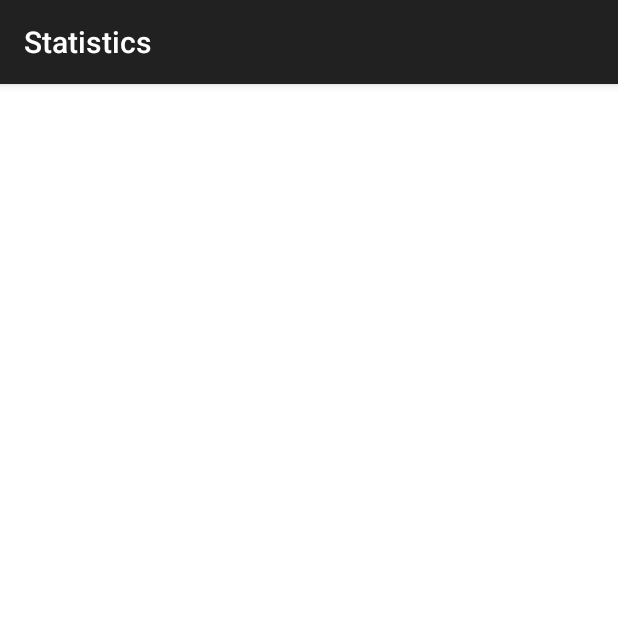
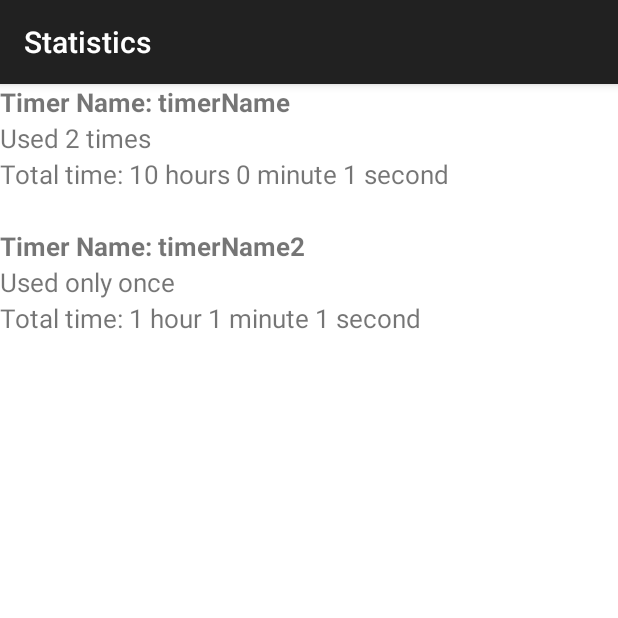
Before and after one commit to ETS-Android1/Multi-Purpose-Timer_Stopwatch, an Android app: the statisticsActiivty screen opened directly, with no data from a screen before it, on a phone screen of 412 x 824 dp, the top half of it. Run offline under Robolectric (Android 15) with nearby library versions, the phone set to English and light mode, and no system bars.

Commit message:
Recyclerview with statistic page that shows information about each type of name timer set

```diff
--- a/app/build.gradle
+++ b/app/build.gradle
@@ -35,4 +35,5 @@ dependencies {
     testImplementation 'junit:junit:4.12'
     androidTestImplementation 'com.android.support.test:runner:1.0.2'
     androidTestImplementation 'com.android.support.test.espresso:espresso-core:3.0.2'
+    implementation 'com.android.support:recyclerview-v7:28.0.0'
 }
--- /dev/null
+++ b/app/src/main/java/com/armcomptech/akash/simpletimer4/Adapter.java
@@ -0,0 +1,121 @@
+package com.armcomptech.akash.simpletimer4;
+
+import android.annotation.SuppressLint;
+import android.content.Context;
+import android.support.annotation.NonNull;
+import android.support.v7.widget.RecyclerView;
+import android.view.LayoutInflater;
+import android.view.View;
+import android.view.ViewGroup;
+import android.widget.TextView;
+import java.lang.*;
+
+public class Adapter extends RecyclerView.Adapter<RecyclerView.ViewHolder> {
+    private Context context;
+    private String[] timerName;
+    private int[] count;
+    private int[] timeInSeconds;
+    Adapter(Context context, String[] timerName, int[] count, int[] timeInSeconds) {
+        this.context = context;
+        this.timerName = timerName;
+        this.count = count;
+        this.timeInSeconds = timeInSeconds;
+    }
+
+    @NonNull
+    @Override
+    public RecyclerView.ViewHolder onCreateViewHolder(@NonNull ViewGroup viewGroup, int i) {
+        LayoutInflater inflater = LayoutInflater.from(context);
+        View row = inflater.inflate(R.layout.statistics_recycler_vew, viewGroup, false);
+        return new Item(row);
+    }
+
+    @SuppressLint("SetTextI18n")
+    @Override
+    public void onBindViewHolder(@NonNull RecyclerView.ViewHolder viewHolder, int position) {
+        //prints the name of the timer
+        ((Item)viewHolder).textViewTimerName.setText("Timer Name: " + timerName[position]);
+
+        //prints how many times this particular timer was used
+        if (count[position] == 1) {
+            ((Item)viewHolder).textViewCount.setText("Used only once");
+        } else {
+            ((Item)viewHolder).textViewCount.setText("Used " + Integer.toString(count[position]) + " times");
+        }
+
+        //prints total time this timer was used
+        String totalTimerTimeString = "";
+        StringBuilder newString = new StringBuilder(totalTimerTimeString);
+        int temp = (timeInSeconds[position]);
+        int second = temp % 60;
+        int minute = (temp / 60) % 60;
+        int hour = (temp / 60) / 60;
+
+        //build the string
+        while (true) {
+            if (hour > 0) {
+                if (hour == 1) {
+                    newString.append(hour).append(" hour ");
+                } else {
+                    newString.append(hour).append(" hours ");
+                }
+
+                if ((minute == 0) || (minute == 1)) {
+                    newString.append(minute).append(" minute ");
+                } else {
+                    newString.append(minute).append(" minutes ");
+                }
+
+                if ((second == 0) || (second == 1)) {
+                    newString.append(second).append(" second ");
+                } else {
+                    newString.append(second).append(" seconds ");
+                }
+                break;
+            }
+
+            if (minute > 0) {
+                if (minute == 1) {
+                    newString.append(minute).append(" minute ");
+                } else {
+                    newString.append(minute).append(" minutes ");
+                }
+
+                if ((second == 0) || (second == 1)) {
+                    newString.append(second).append(" second ");
+                } else {
+                    newString.append(second).append(" seconds ");
+                }
+                break;
+            }
+
+            if (second > 0) {
+                if (second == 1) {
+                    newString.append(second).append(" second ");
+                } else {
+                    newString.append(second).append(" seconds ");
+                }
+            }
+        }
+
+        totalTimerTimeString = newString.toString();
+        ((Item)viewHolder).textViewTimeInSeconds.setText("Total time: " + totalTimerTimeString);
+    }
+
+    @Override
+    public int getItemCount() {
+        return timerName.length;
+    }
+
+    public class Item extends RecyclerView.ViewHolder {
+        TextView textViewTimerName;
+        TextView textViewCount;
+        TextView textViewTimeInSeconds;
+        Item(@NonNull View itemView) {
+            super(itemView);
+            textViewTimerName = itemView.findViewById(R.id.timerName);
+            textViewCount = itemView.findViewById(R.id.count);
+            textViewTimeInSeconds = itemView.findViewById(R.id.timeInSeconds);
+        }
+    }
+}
--- a/app/src/main/java/com/armcomptech/akash/simpletimer4/MainActivity.java
+++ b/app/src/main/java/com/armcomptech/akash/simpletimer4/MainActivity.java
@@ -48,7 +48,6 @@ public class MainActivity extends AppCompatActivity implements  ExampleDialog.Ex
     private int alternate;
 
     MediaPlayer player;
-
     private InterstitialAd mInterstitialAd;
 
     @Override
--- a/app/src/main/java/com/armcomptech/akash/simpletimer4/statisticsActiivty.java
+++ b/app/src/main/java/com/armcomptech/akash/simpletimer4/statisticsActiivty.java
@@ -2,8 +2,14 @@ package com.armcomptech.akash.simpletimer4;
 
 import android.support.v7.app.AppCompatActivity;
 import android.os.Bundle;
+import android.support.v7.widget.LinearLayoutManager;
+import android.support.v7.widget.RecyclerView;
 
-public class statisticsActiivty extends AppCompatActivity {
+public class statisticsActiivty extends AppCompatActivity{
+    RecyclerView recyclerView;
+    String[] Items = {"timerName", "timerName2"};
+    int[] count = {2, 1};
+    int[] timeInSeconds = {36001, 3661};
 
     @Override
     protected void onCreate(Bundle savedInstanceState) {
@@ -11,5 +17,9 @@ public class statisticsActiivty extends AppCompatActivity {
         setContentView(R.layout.activity_statistics_actiivty);
 
         getSupportActionBar().setTitle("Statistics");
+
+        recyclerView = findViewById(R.id.timersRecyclerView);
+        recyclerView.setLayoutManager(new LinearLayoutManager(this));
+        recyclerView.setAdapter(new Adapter(this, Items, count, timeInSeconds));
     }
 }
--- a/app/src/main/res/layout-normal-port/activity_main.xml
+++ b/app/src/main/res/layout-normal-port/activity_main.xml
@@ -83,7 +83,7 @@
     android:layout_height="50dp"
     android:layout_above="@+id/progressBar"
     android:layout_centerHorizontal="true"
-    android:layout_marginBottom="62dp"
+    android:layout_marginBottom="30dp"
     android:hint="@string/enter_timer_name_optional"
     android:text="" />
 
--- a/app/src/main/res/layout/activity_statistics_actiivty.xml
+++ b/app/src/main/res/layout/activity_statistics_actiivty.xml
@@ -7,5 +7,9 @@
     tools:context=".statisticsActiivty"
     android:orientation="vertical">
 
+    <android.support.v7.widget.RecyclerView
+        android:id="@+id/timersRecyclerView"
+        android:layout_width="match_parent"
+        android:layout_height="wrap_content" />
 
 </LinearLayout>
--- /dev/null
+++ b/app/src/main/res/layout/statistics_recycler_vew.xml
@@ -0,0 +1,40 @@
+<?xml version="1.0" encoding="utf-8"?>
+<LinearLayout
+    xmlns:android="http://schemas.android.com/apk/res/android"
+    android:layout_width="match_parent"
+    android:layout_height="wrap_content"
+    android:orientation="vertical">
+
+    <TextView
+        android:id="@+id/timerName"
+        android:layout_width="match_parent"
+        android:layout_height="wrap_content"
+        android:text=""
+        android:textSize="17sp"
+        android:textStyle="bold" />
+
+    <TextView
+        android:id="@+id/count"
+        android:layout_width="match_parent"
+        android:layout_height="wrap_content"
+        android:text=""
+        android:textSize="17sp"
+        android:textStyle="normal" />
+
+    <TextView
+        android:id="@+id/timeInSeconds"
+        android:layout_width="match_parent"
+        android:layout_height="wrap_content"
+        android:text=""
+        android:textSize="17sp"
+        android:textStyle="normal"/>
+
+    <TextView
+        android:id="@+id/extraPadder"
+        android:layout_width="match_parent"
+        android:layout_height="wrap_content"
+        android:text=""
+        android:textSize="17sp"
+        android:textStyle="normal"/>
+
+</LinearLayout>
```
